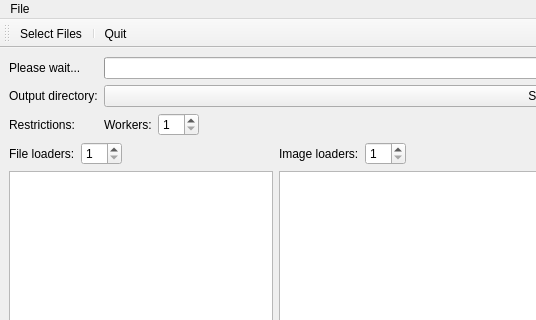
The window that examples/ThumbNailer/MainWindow.ui (KDE/threadweaver) describes before a commit, drawn with Qt 5; both pictures show x 0 to 536 and y 0 to 320 of the 1090 by 600 pixel window.
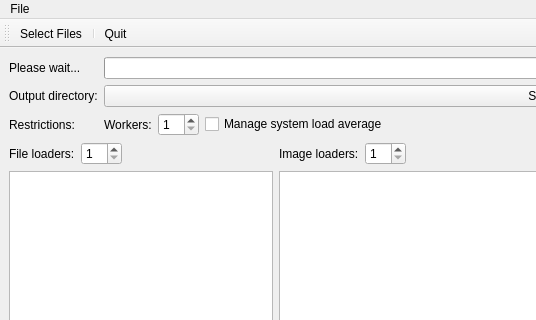
The same window after the commit.

Commit message:
First steps at an example average load manager.
Only supports Unix OSes for now.

```diff
--- a/examples/ThumbNailer/MainWindow.ui
+++ b/examples/ThumbNailer/MainWindow.ui
@@ -71,6 +71,13 @@
           </property>
          </widget>
         </item>
+        <item>
+         <widget class="QCheckBox" name="loadManager">
+          <property name="text">
+           <string>Manage system load average</string>
+          </property>
+         </widget>
+        </item>
         <item>
          <spacer name="horizontalSpacer">
           <property name="orientation">
```
Left out of the diff: 10 changed lines with no effect on the pictures. The commit also changes 7 other files.
